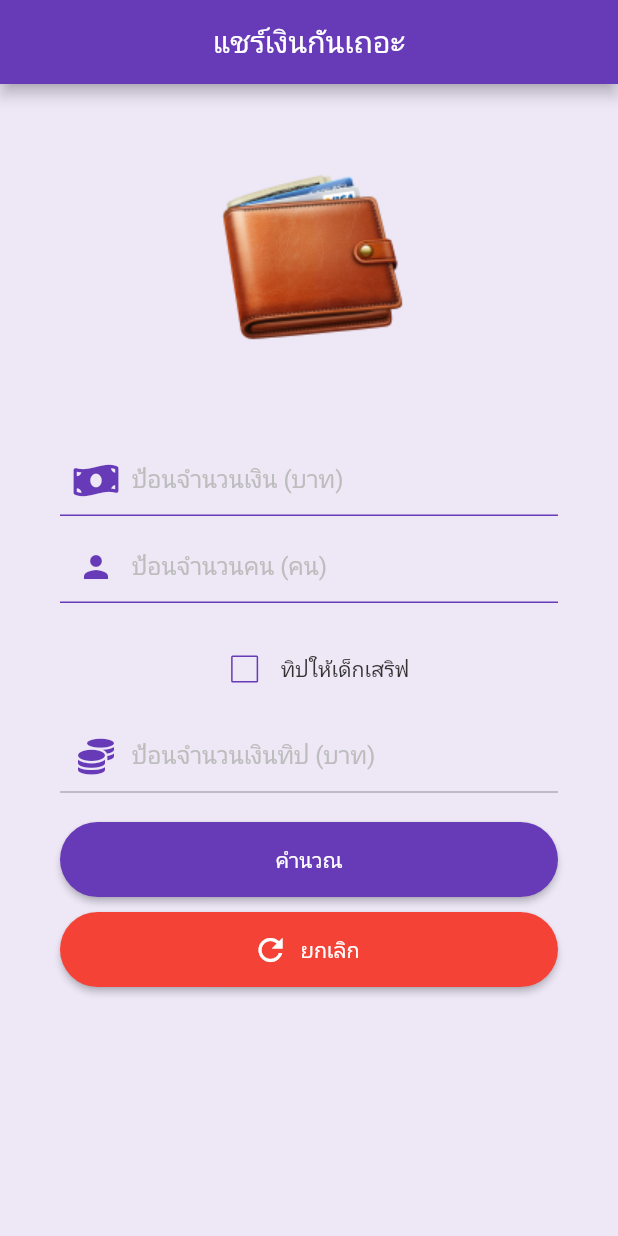
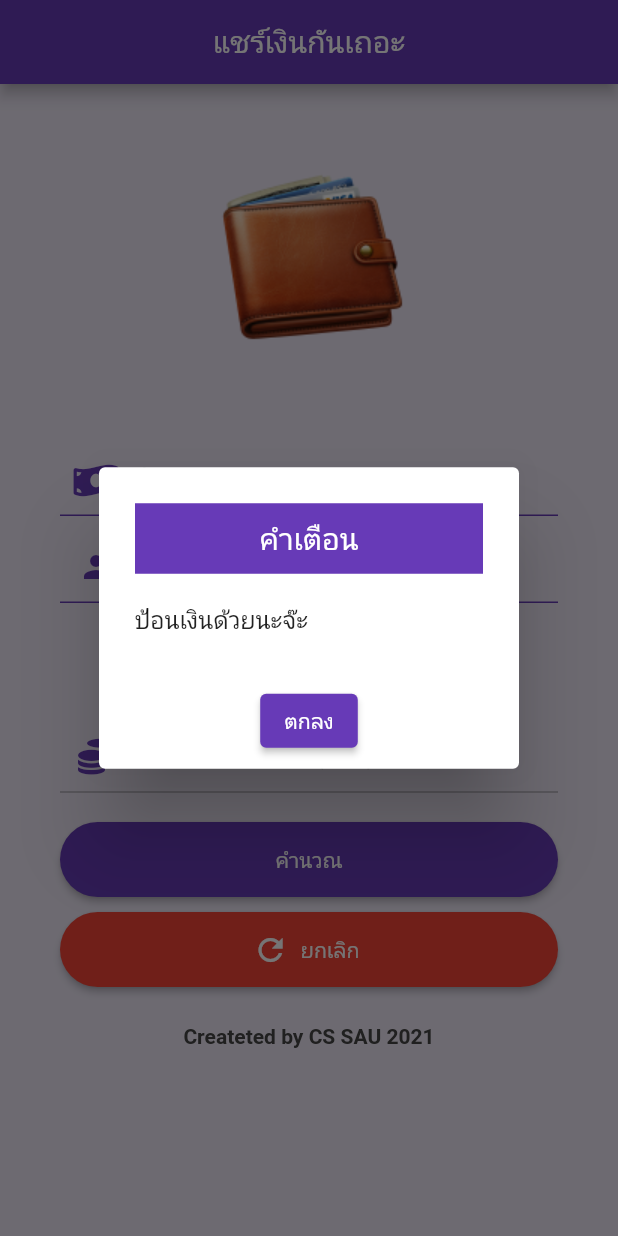
Before and after one commit to ApiwatS-TT/flutter_app_moneyshare, a Flutter app: the screen it shows after launch, after a tap on "คำนวณ", on a phone screen of 412 x 824 dp. Run offline on Flutter 3.47's test engine with Material 2 defaults, Android fonts, the phone set to English and light mode, and no system bars; our stand-ins replace font_awesome_flutter; Roboto replaces fonts that are missing (Kanit).

Commit message:
Code V.2 : calc

```diff
--- a/lib/views/moneyshare_ui.dart
+++ b/lib/views/moneyshare_ui.dart
@@ -1,4 +1,5 @@
 import 'package:flutter/material.dart';
+import 'package:flutter_app_moneyshare/views/show_moneyshare_ui.dart';
 import 'package:font_awesome_flutter/font_awesome_flutter.dart';
 
 class MoneyshareUI extends StatefulWidget {
@@ -11,6 +12,54 @@ class _MoneyshareUIState extends State<MoneyshareUI> {
   TextEditingController txTip = TextEditingController();
   TextEditingController txPerson = TextEditingController();
   TextEditingController txMoney = TextEditingController();
+
+  //สร้าง method แสดง dialog
+  showWarningDialog(context, msg) {
+    showDialog(
+      context: context,
+      builder: (context) {
+        return AlertDialog(
+          title: Container(
+            color: Colors.deepPurple,
+            padding: EdgeInsets.only(
+              top: 10.0,
+              bottom: 10.0,
+            ),
+            child: Align(
+              alignment: Alignment.center,
+              child: Text(
+                'คำเตือน',
+                style: TextStyle(
+                  color: Colors.white,
+                ),
+              ),
+            ),
+          ),
+          content: Text(
+            msg,
+          ),
+          actions: [
+            Row(
+              mainAxisAlignment: MainAxisAlignment.center,
+              children: [
+                ElevatedButton(
+                  onPressed: () {
+                    Navigator.pop(context);
+                  },
+                  child: Text(
+                    'ตกลง',
+                  ),
+                  style: ElevatedButton.styleFrom(
+                    primary: Colors.deepPurple,
+                  ),
+                ),
+              ],
+            ),
+          ],
+        );
+      },
+    );
+  }
 
   @override
   Widget build(BuildContext context) {
@@ -179,6 +228,49 @@ class _MoneyshareUIState extends State<MoneyshareUI> {
                 ),
                 child: ElevatedButton(
                   onPressed: () {
+                    //ตรวจสอบการป้อนว่าป้อนหรือบังถ้ายังแสดง dialog
+                    if (txMoney.text.length == 0) {
+                      //แสดง dailog
+                      showWarningDialog(context, 'ป้อนเงินด้วยนะจ๊ะ');
+                    } else if (txPerson.text.length == 0) {
+//แสดง dialog
+                      showWarningDialog(context, 'ป้อนคนด้วยนะจ๊ะ');
+                    } else {
+                      //พร้อมคำนวณ
+                      double money = 0, tip = 0, money_share = 0;
+                      int person = 0;
+
+                      money =
+                          double.parse(txMoney.text); //แปลงข้อความเป็นตัวเลข
+                      person = int.parse(txPerson.text);
+                      if (tipCheck == true) {
+                        if (txTip.text.length == 0) {
+                          // แสดง dialog
+                          showWarningDialog(context, 'ป้อนทิปด้วยนะจ๊ะ');
+                          return; //ออกจากการทำงานไม่ทำที่เหลือเลย
+                        } else {
+                          tip = double.parse(txTip.text);
+                        }
+                      }
+                      //คำนวณได้แล้ว
+
+                      money_share = (money + tip) / person;
+
+                      // ส่งไปแสดงผลหน้า showmoneyshare
+                      Navigator.push(
+                        context,
+                        MaterialPageRoute(
+                          builder: (context) {
+                            return ShowMoneyShareUI(
+                              money: money,
+                              tip: tip,
+                              person: person,
+                              money_share: money_share,
+                            );
+                          },
+                        ),
+                      );
+                    }
                   },
                   child: Text(
                     'คำนวณ',
@@ -206,13 +298,18 @@ class _MoneyshareUIState extends State<MoneyshareUI> {
                   right: 40.0,
                 ),
                 child: ElevatedButton.icon(
-                  onPressed: () {},
+                  onPressed: () {
+                    setState(() {
+                      txMoney.text = '';
+                      txPerson.text = '';
+                      tipCheck = false;
+                      txTip.text = '';
+                    });
+                  },
                   icon: Icon(
                     Icons.refresh,
                   ),
-                label: Text(
-                  'ยกเลิก'
-                ),
+                  label: Text('ยกเลิก'),
                   style: ElevatedButton.styleFrom(
                     primary: Colors.red,
                     shape: RoundedRectangleBorder(
@@ -221,14 +318,25 @@ class _MoneyshareUIState extends State<MoneyshareUI> {
                       ),
                     ),
                     fixedSize: Size(
-
                       MediaQuery.of(context).size.width,
                       50.0,
                     ),
                   ),
                 ),
               ),
-
+              SizedBox(
+                height: 25.0,
+              ),
+              Text(
+                'Createted by CS SAU 2021',
+                style: TextStyle(
+                  color: Color(0xFF454545),
+                  fontWeight: FontWeight.bold,
+                ),
+              ),
+              SizedBox(
+                height: 40.0,
+              ),
             ],
           ),
         ),
```
Also changed, not shown: lib/views/show_moneyshare_ui.dart (added, +114 -0 lines), pubspec.yaml (+9 -0 lines), assets/images/icon.png (added), pubspec.lock, 22 other files. Lines whose indentation alone changed are shown as unchanged.
